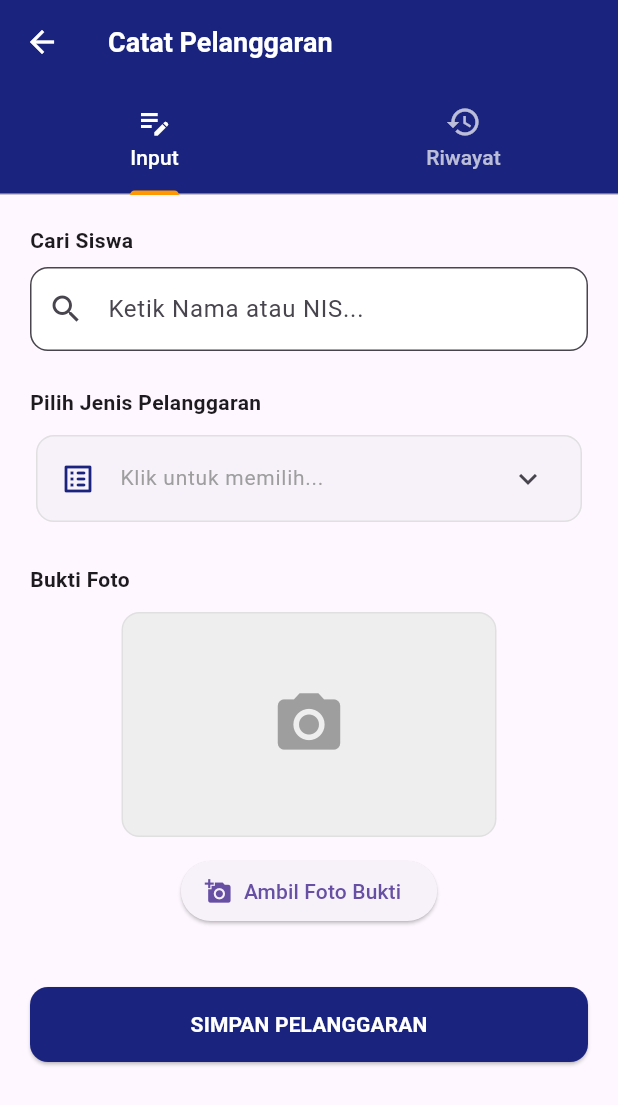
After one commit to sujayaindo/apppelanggaran, a Flutter app: the HalamanInputPelanggaran screen opened directly, after a tap on "SIMPAN PELANGGARAN", on a phone screen of 412 x 824 dp. The commit adds this screen. Shown: the top 1105 px of the screen. Run offline on Flutter 3.47's test engine with Material 3 defaults, Android fonts, the phone set to English and light mode, and no system bars; our stand-ins replace image_picker, shared_preferences; accounts and stored records are empty; network calls fail.

Commit message:
7-2-26 12:00

```diff
--- a/lib/layanan/api_konfig.dart
+++ b/lib/layanan/api_konfig.dart
@@ -7,4 +7,9 @@ class ApiKonfig {
   static const String cekSesi = "$baseUrl/autentikasi/cek_sesi.php";
   static const String logout = "$baseUrl/autentikasi/keluar.php";
   static const String statistikPelanggaran = "$baseUrl/pelanggaran/statistik_pelanggaran.php";
+  static const String cariSiswa = "$baseUrl/pelanggaran/cari_siswa.php";
+  static const String masterPelanggaran = "$baseUrl/pelanggaran/ambil_master_pelanggaran.php";
+  static const String simpanPelanggaran = "$baseUrl/pelanggaran/simpan_pelanggaran.php";
+  static const String riwayatHariIni = "$baseUrl/pelanggaran/ambil_input_hari_ini.php";
+  static const String hapusPelanggaran = "$baseUrl/pelanggaran/hapus_pelanggaran.php";
 }
--- a/lib/layanan/api_servis.dart
+++ b/lib/layanan/api_servis.dart
@@ -14,6 +14,10 @@ class ApiServis {
         body: data,
       ).timeout(const Duration(seconds: 10));
 
+      // TAMPILKAN DI CONSOLE UNTUK DEBUG
+      //print("URL: $url");
+      //print("Body Respon: ${respon.body}");
+
       if (respon.statusCode == 200) {
         final dataRespon = json.decode(respon.body);
 
@@ -29,6 +33,7 @@ class ApiServis {
         return {"status": "error", "pesan": "Server bermasalah (Code: ${respon.statusCode})"};
       }
     } catch (e) {
+      //print("DETAIL ERROR: $e");
       return {"status": "error", "pesan": "Gagal terhubung ke server"};
     }
   }
--- a/lib/main.dart
+++ b/lib/main.dart
@@ -3,6 +3,8 @@ import 'package:provider/provider.dart';
 
 import 'view_model/auth_provider.dart';
 import 'view_model/halaman_utama_provider.dart';
+import 'view_model/input_pelanggaran_provider.dart';
+
 import 'view/halaman_login.dart';
 import 'view/halaman_utama.dart';
 
@@ -14,6 +16,7 @@ void main() {
       providers: [
         ChangeNotifierProvider(create: (_) => AuthProvider()),
         ChangeNotifierProvider(create: (_) => HalamanUtamaProvider()),
+        ChangeNotifierProvider(create: (_) => InputPelanggaranProvider()),
       ],
       child: const AppSekolah(),
     ),
--- /dev/null
+++ b/lib/view/halaman_input_pelanggaran.dart
@@ -0,0 +1,365 @@
+import 'package:flutter/material.dart';
+import 'package:provider/provider.dart';
+import 'dart:io';
+import '../view_model/auth_provider.dart';
+import '../view_model/input_pelanggaran_provider.dart';
+import '../view_model/halaman_utama_provider.dart';
+
+import 'package:flutter/foundation.dart' show kIsWeb; // Tambahkan ini
+
+
+class HalamanInputPelanggaran extends StatefulWidget {
+  const HalamanInputPelanggaran({super.key});
+
+  @override
+  State<HalamanInputPelanggaran> createState() => _HalamanInputPelanggaranState();
+}
+
+class _HalamanInputPelanggaranState extends State<HalamanInputPelanggaran> {
+  final TextEditingController _searchSiswaController = TextEditingController();
+
+  @override
+  void initState() {
+    super.initState();
+    // Menjalankan pengambilan data tepat setelah frame pertama dirender
+    WidgetsBinding.instance.addPostFrameCallback((_) {
+      if (!mounted) return;
+      final token = context.read<AuthProvider>().user?.token ?? "";
+      final prov = context.read<InputPelanggaranProvider>();
+
+      prov.ambilMasterPelanggaran(token);
+      prov.ambilRiwayatHariIni(token);
+    });
+  }
+
+  @override
+  void dispose() {
+    _searchSiswaController.dispose();
+    super.dispose();
+  }
+
+  @override
+  Widget build(BuildContext context) {
+    final auth = context.watch<AuthProvider>();
+    final prov = context.watch<InputPelanggaranProvider>();
+    final token = auth.user?.token ?? "";
+
+    return DefaultTabController(
+      length: 2,
+      child: Scaffold(
+        appBar: AppBar(
+          title: const Text("Catat Pelanggaran", style: TextStyle(fontSize: 18, fontWeight: FontWeight.bold)),
+          backgroundColor: Colors.indigo.shade900,
+          foregroundColor: Colors.white,
+          bottom: const TabBar(
+            labelColor: Colors.white,
+            unselectedLabelColor: Colors.white70,
+            indicatorColor: Colors.orange,
+            tabs: [
+              Tab(icon: Icon(Icons.edit_note), text: "Input"),
+              Tab(icon: Icon(Icons.history), text: "Riwayat"),
+            ],
+          ),
+        ),
+        body: TabBarView(
+          children: [
+            _buildTabInput(prov, token),
+            _buildTabRiwayat(prov, token),
+          ],
+        ),
+      ),
+    );
+  }
+
+  // --- TAB 1: FORM INPUT ---
+  Widget _buildTabInput(InputPelanggaranProvider prov, String token) {
+    return SingleChildScrollView(
+      padding: const EdgeInsets.all(20),
+      child: Column(
+        crossAxisAlignment: CrossAxisAlignment.start,
+        children: [
+          const Text("Cari Siswa", style: TextStyle(fontWeight: FontWeight.bold)),
+          const SizedBox(height: 8),
+          TextField(
+            controller: _searchSiswaController,
+            decoration: InputDecoration(
+              hintText: "Ketik Nama atau NIS...",
+              prefixIcon: const Icon(Icons.search),
+              border: OutlineInputBorder(borderRadius: BorderRadius.circular(12)),
+              filled: true,
+              fillColor: Colors.white,
+            ),
+            onChanged: (val) => prov.cariSiswa(token, val),
+          ),
+
+          // Hasil Pencarian Siswa
+          if (prov.daftarSiswa.isNotEmpty)
+            Container(
+              margin: const EdgeInsets.only(top: 4),
+              decoration: BoxDecoration(
+                color: Colors.white,
+                borderRadius: BorderRadius.circular(12),
+                boxShadow: [BoxShadow(color: Colors.black.withValues(alpha: 0.1), blurRadius: 4)],
+              ),
+              child: ListView.builder(
+                shrinkWrap: true,
+                physics: const NeverScrollableScrollPhysics(),
+                itemCount: prov.daftarSiswa.length,
+                itemBuilder: (context, index) {
+                  final s = prov.daftarSiswa[index];
+                  return ListTile(
+                    title: Text(s['nama'], style: const TextStyle(fontWeight: FontWeight.bold)),
+                    subtitle: Text("${s['nis']} • ${s['nama_kelas']}"),
+                    onTap: () {
+                      prov.pilihSiswa(s);
+                      _searchSiswaController.text = s['nama'];
+                      prov.daftarSiswa.clear();
+                      FocusScope.of(context).unfocus();
+                    },
+                  );
+                },
+              ),
+            ),
+
+          if (prov.siswaTerpilih != null)
+            Padding(
+              padding: const EdgeInsets.only(top: 8.0),
+              child: Text("Terpilih: ${prov.siswaTerpilih!['nama']}",
+                style: const TextStyle(color: Colors.green, fontWeight: FontWeight.bold)),
+            ),
+
+          const SizedBox(height: 24),
+          const Text("Pilih Jenis Pelanggaran", style: TextStyle(fontWeight: FontWeight.bold)),
+          const SizedBox(height: 8),
+
+          // --- COMBO LIST (EXPANSION TILE) ---
+          Card(
+            elevation: 0,
+            shape: RoundedRectangleBorder(
+              side: BorderSide(color: Colors.grey.shade300),
+              borderRadius: BorderRadius.circular(12),
+            ),
+            child: ExpansionTile(
+              leading: Icon(Icons.list_alt_rounded, color: Colors.indigo.shade900),
+              title: Text(
+                prov.selectedPelanggaran.isEmpty
+                    ? "Klik untuk memilih..."
+                    : "${prov.selectedPelanggaran.length} Dipilih",
+                style: TextStyle(
+                  fontSize: 14,
+                  color: prov.selectedPelanggaran.isEmpty ? Colors.grey : Colors.black,
+                ),
+              ),
+              children: [
+                SizedBox(
+                  height: 250, // Tinggi tetap agar bisa di-scroll dalam list
+                  child: prov.loadingMaster
+                      ? const Center(child: CircularProgressIndicator())
+                      : ListView.builder(
+                          itemCount: prov.masterPelanggaran.length,
+                          itemBuilder: (context, index) {
+                            final item = prov.masterPelanggaran[index];
+                            final bool isChecked = prov.selectedPelanggaran.contains(item['id']);
+                            return CheckboxListTile(
+                              activeColor: Colors.indigo.shade900,
+                              title: Text(item['nama_pelanggaran'], style: const TextStyle(fontSize: 13)),
+                              subtitle: Text("${item['kategori']} • ${item['poin']} Poin", style: const TextStyle(fontSize: 11)),
+                              value: isChecked,
+                              onChanged: (bool? value) => prov.togglePelanggaran(item['id']),
+                            );
+                          },
+                        ),
+                ),
+              ],
+            ),
+          ),
+
+          const SizedBox(height: 24),
+          const Text("Bukti Foto", style: TextStyle(fontWeight: FontWeight.bold)),
+          const SizedBox(height: 12),
+
+          Center(
+            child: Column(
+              children: [
+                if (prov.fotoBukti != null)
+                  ClipRRect(
+                    borderRadius: BorderRadius.circular(12),
+                    child: kIsWeb
+                      ? Image.network(
+                          prov.fotoBukti!.path, // Di Web, path berisi blob URL yang bisa dibaca Image.network
+                          height: 150,
+                          width: 250,
+                          fit: BoxFit.cover
+                        )
+                      : Image.file(
+                          File(prov.fotoBukti!.path),
+                          height: 150,
+                          width: 250,
+                          fit: BoxFit.cover
+                        ),
+                  )
+                else
+                  Container(
+                    height: 150, width: 250,
+                    decoration: BoxDecoration(
+                      color: Colors.grey.shade200,
+                      borderRadius: BorderRadius.circular(12),
+                      border: Border.all(color: Colors.grey.shade300)
+                    ),
+                    child: const Icon(Icons.camera_alt, size: 50, color: Colors.grey),
+                  ),
+                const SizedBox(height: 12),
+                ElevatedButton.icon(
+                  onPressed: () => _pilihSumberFoto(context, prov),
+                  icon: const Icon(Icons.add_a_photo),
+                  label: const Text("Ambil Foto Bukti"),
+                ),
+              ],
+            ),
+          ),
+
+          const SizedBox(height: 40),
+          SizedBox(
+            width: double.infinity,
+            height: 50,
+            child: ElevatedButton(
+              style: ElevatedButton.styleFrom(
+                backgroundColor: Colors.indigo.shade900,
+                foregroundColor: Colors.white,
+                shape: RoundedRectangleBorder(borderRadius: BorderRadius.circular(12)),
+              ),
+              onPressed: prov.isSaving ? null : () async {
+                // 1. Jalankan fungsi asinkron
+                final sukses = await prov.simpanPelanggaran(token);
+
+                // 2. Gunakan 'mounted' (milik State), bukan 'context.mounted'
+                // Letakkan tepat di bawah await secara mandiri
+                if (!mounted) return;
+
+                // 3. Logika UI setelah dipastikan masih terpasang
+                if (sukses) {
+                  context.read<HalamanUtamaProvider>().ambilStatistik(token);
+                  ScaffoldMessenger.of(context).showSnackBar(
+                    const SnackBar(content: Text("Data berhasil disimpan!"))
+                  );
+                  _searchSiswaController.clear();
+                }
+              },
+              child: prov.isSaving
+                ? const CircularProgressIndicator(color: Colors.white)
+                : const Text("SIMPAN PELANGGARAN", style: TextStyle(fontWeight: FontWeight.bold)),
+            ),
+          ),
+        ],
+      ),
+    );
+  }
+
+  // --- TAB 2: RIWAYAT HARI INI ---
+  Widget _buildTabRiwayat(InputPelanggaranProvider prov, String token) {
+    if (prov.loadingRiwayat) return const Center(child: CircularProgressIndicator());
+    if (prov.riwayatHariIni.isEmpty) return const Center(child: Text("Belum ada catatan hari ini."));
+
+    return ListView.builder(
+      padding: const EdgeInsets.all(12),
+      itemCount: prov.riwayatHariIni.length,
+      itemBuilder: (context, index) {
+        final item = prov.riwayatHariIni[index];
+        return Card(
+          child: ListTile(
+            leading: const CircleAvatar(child: Icon(Icons.person)),
+            title: Text(item['nama_siswa'], style: const TextStyle(fontWeight: FontWeight.bold)),
+            subtitle: Text(item['nama_pelanggaran']),
+            trailing: Row(
+              mainAxisSize: MainAxisSize.min,
+              children: [
+                if (item['url_bukti_foto'] != null && item['url_bukti_foto'] != "")
+                  IconButton(
+                    icon: const Icon(Icons.image, color: Colors.blue),
+                    onPressed: () => _lihatFoto(context, item['url_bukti_foto']),
+                  ),
+                IconButton(
+                  icon: const Icon(Icons.delete, color: Colors.red),
+                  onPressed: () => _konfirmasiHapus(context, prov, token, item['id'].toString()),
+                ),
+              ],
+            ),
+          ),
+        );
+      },
+    );
+  }
+
+  // --- FUNGSI HELPER ---
+  void _pilihSumberFoto(BuildContext context, InputPelanggaranProvider prov) {
+    showModalBottomSheet(
+      context: context,
+      builder: (_) => SafeArea(
+        child: Wrap(
+          children: [
+            ListTile(leading: const Icon(Icons.camera), title: const Text("Kamera"), onTap: () { Navigator.pop(context); prov.ambilFoto(true); }),
+            ListTile(leading: const Icon(Icons.photo_library), title: const Text("Galeri"), onTap: () { Navigator.pop(context); prov.ambilFoto(false); }),
+          ],
+        ),
+      ),
+    );
+  }
+
+  void _lihatFoto(BuildContext context, String fileId) {
+    showDialog(
+      context: context,
+      builder: (_) => Dialog(
+        child: Column(
+          mainAxisSize: MainAxisSize.min,
+          children: [
+            AppBar(
+              title: const Text("Bukti Foto"),
+              automaticallyImplyLeading: false,
+              backgroundColor: Colors.indigo.shade900,
+              foregroundColor: Colors.white,
+              actions: [
+                IconButton(
+                  icon: const Icon(Icons.close),
+                  onPressed: () => Navigator.pop(context)
+                )
+              ],
+            ),
+            // Menggunakan loadingBuilder sebagai pengganti placeholder
+            Image.network(
+              "https://drive.google.com/thumbnail?id=$fileId&sz=w1000",
+              loadingBuilder: (BuildContext context, Widget child, ImageChunkEvent? loadingProgress) {
+                if (loadingProgress == null) return child; // Foto selesai dimuat
+                return const Padding(
+                  padding: EdgeInsets.all(50),
+                  child: Center(child: CircularProgressIndicator()),
+                );
+              },
+              errorBuilder: (context, error, stackTrace) => const Padding(
+                padding: EdgeInsets.all(20),
+                child: Center(child: Text("Foto tidak tersedia")),
+              ),
+            ),
+          ],
+        ),
+      ),
+    );
+  }
+
+  void _konfirmasiHapus(BuildContext context, InputPelanggaranProvider prov, String token, String id) {
+    showDialog(
+      context: context,
+      builder: (ctx) => AlertDialog(
+        title: const Text("Hapus Data?"),
+        content: const Text("Tindakan ini tidak dapat dibatalkan."),
+        actions: [
+          TextButton(onPressed: () => Navigator.pop(ctx), child: const Text("Batal")),
+          TextButton(onPressed: () async {
+            final nav = Navigator.of(ctx);
+            await prov.hapusPelanggaran(token, id);
+            nav.pop();
+          }, child: const Text("Hapus", style: TextStyle(color: Colors.red))),
+        ],
+      ),
+    );
+  }
+}
--- a/lib/view_model/halaman_utama_provider.dart
+++ b/lib/view_model/halaman_utama_provider.dart
@@ -13,6 +13,7 @@ class HalamanUtamaProvider with ChangeNotifier {
   final ApiServis _apiServis = ApiServis();
 
   Future<void> ambilStatistik(String token) async {
+
     _loadingStatistik = true;
     notifyListeners();
 
--- /dev/null
+++ b/lib/view_model/input_pelanggaran_provider.dart
@@ -0,0 +1,195 @@
+import 'package:flutter/material.dart';
+import 'package:image_picker/image_picker.dart';
+import '../layanan/api_servis.dart';
+import '../layanan/api_konfig.dart';
+import 'dart:async';
+import 'package:http/http.dart' as http;
+import 'dart:convert';
+import 'dart:typed_data';
+import 'package:flutter/foundation.dart' show kIsWeb;
+
+class InputPelanggaranProvider with ChangeNotifier {
+  final ApiServis _apiServis = ApiServis();
+  final ImagePicker _picker = ImagePicker();
+  Timer? _debounce;
+
+  // --- STATE VARIABLES ---
+  List<dynamic> _masterPelanggaran = [];
+  List<dynamic> _daftarSiswa = [];
+  List<dynamic> _riwayatHariIni = [];
+  final List<int> _selectedPelanggaran = [];
+
+  Map<String, dynamic>? _siswaTerpilih;
+  XFile? _fotoBukti;
+  Uint8List? _webImage; // Menyimpan bytes foto untuk Web
+
+  bool _loadingMaster = false;
+  bool _loadingRiwayat = false;
+  bool _isSaving = false;
+
+  // --- GETTERS ---
+  List<dynamic> get masterPelanggaran => _masterPelanggaran;
+  List<dynamic> get daftarSiswa => _daftarSiswa;
+  List<dynamic> get riwayatHariIni => _riwayatHariIni;
+  List<int> get selectedPelanggaran => _selectedPelanggaran;
+  Map<String, dynamic>? get siswaTerpilih => _siswaTerpilih;
+  XFile? get fotoBukti => _fotoBukti;
+  Uint8List? get webImage => _webImage; // Digunakan di UI (Image.memory)
+
+  bool get loadingMaster => _loadingMaster;
+  bool get loadingRiwayat => _loadingRiwayat;
+  bool get isSaving => _isSaving;
+
+  // --- LOGIKA UI ---
+
+  void togglePelanggaran(int id) {
+    if (_selectedPelanggaran.contains(id)) {
+      _selectedPelanggaran.remove(id);
+    } else {
+      _selectedPelanggaran.add(id);
+    }
+    notifyListeners();
+  }
+
+  void pilihSiswa(Map<String, dynamic> siswa) {
+    _siswaTerpilih = siswa;
+    notifyListeners();
+  }
+
+  Future<void> ambilFoto(bool dariKamera) async {
+    final XFile? image = await _picker.pickImage(
+      source: dariKamera ? ImageSource.camera : ImageSource.gallery,
+      imageQuality: 50,
+    );
+
+    if (image != null) {
+      _fotoBukti = image;
+
+      // PERBAIKAN: Isi _webImage jika di Web agar preview muncul
+      if (kIsWeb) {
+        _webImage = await image.readAsBytes();
+      }
+
+      notifyListeners();
+    }
+  }
+
+  // --- API CALLS ---
+
+  Future<void> ambilMasterPelanggaran(String token) async {
+    _loadingMaster = true;
+    notifyListeners();
+    try {
+      final hasil = await _apiServis.kirimPermintaan(ApiKonfig.masterPelanggaran, {'token': token});
+      if (hasil['status'] == 'sukses') {
+        _masterPelanggaran = hasil['data'];
+      }
+    } finally {
+      _loadingMaster = false;
+      notifyListeners();
+    }
+  }
+
+  Future<void> cariSiswa(String token, String keyword) async {
+    if (_debounce?.isActive ?? false) _debounce!.cancel();
+
+    _debounce = Timer(const Duration(milliseconds: 500), () async {
+      if (keyword.trim().isEmpty) {
+        _daftarSiswa.clear();
+        notifyListeners();
+        return;
+      }
+
+      if (keyword.length < 3) return;
+
+      try {
+        final hasil = await _apiServis.kirimPermintaan(ApiKonfig.cariSiswa, {
+          'token': token,
+          'keyword': keyword
+        });
+
+        if (hasil['status'] == 'sukses') {
+          _daftarSiswa = hasil['data'];
+          notifyListeners();
+        }
+      } catch (e) {
+        debugPrint("Error cariSiswa: $e");
+      }
+    });
+  }
+
+  Future<void> ambilRiwayatHariIni(String token) async {
+    _loadingRiwayat = true;
+    notifyListeners();
+    try {
+      final hasil = await _apiServis.kirimPermintaan(ApiKonfig.riwayatHariIni, {'token': token});
+      if (hasil['status'] == 'sukses') {
+        _riwayatHariIni = hasil['data'];
+      }
+    } finally {
+      _loadingRiwayat = false;
+      notifyListeners();
+    }
+  }
+
+  Future<bool> simpanPelanggaran(String token) async {
+    if (_siswaTerpilih == null || _selectedPelanggaran.isEmpty) return false;
+
+    _isSaving = true;
+    notifyListeners();
+
+    try {
+      var uri = Uri.parse(ApiKonfig.simpanPelanggaran);
+      var request = http.MultipartRequest('POST', uri);
+
+      request.fields['token'] = token;
+      request.fields['siswa_kelas_id'] = _siswaTerpilih!['siswa_kelas_id'].toString();
+      request.fields['pelanggaran_ids'] = _selectedPelanggaran.join(',');
+      request.fields['keterangan'] = "Dicatat via Mobile";
+
+      if (_fotoBukti != null) {
+        if (kIsWeb) {
+          final bytes = await _fotoBukti!.readAsBytes();
+          request.files.add(http.MultipartFile.fromBytes(
+            'foto',
+            bytes,
+            filename: 'pelanggaran.jpg'
+          ));
+        } else {
+          request.files.add(await http.MultipartFile.fromPath('foto', _fotoBukti!.path));
+        }
+      }
+
+      var streamedResponse = await request.send();
+      var response = await http.Response.fromStream(streamedResponse);
+
+      final hasil = json.decode(response.body);
+
+      if (hasil['status'] == 'sukses') {
+        _selectedPelanggaran.clear();
+        _siswaTerpilih = null;
+        _fotoBukti = null;
+        _webImage = null; // Reset pratinjau foto
+        ambilRiwayatHariIni(token);
+        return true;
+      }
+      return false;
+    } catch (e) {
+      debugPrint("Error simpanPelanggaran: $e");
+      return false;
+    } finally {
+      _isSaving = false;
+      notifyListeners();
+    }
+  }
+
+  Future<void> hapusPelanggaran(String token, String id) async {
+    final hasil = await _apiServis.kirimPermintaan(ApiKonfig.hapusPelanggaran, {
+      'token': token,
+      'id': id
+    });
+    if (hasil['status'] == 'sukses') {
+      ambilRiwayatHariIni(token);
+    }
+  }
+}
--- a/pubspec.yaml
+++ b/pubspec.yaml
@@ -12,6 +12,7 @@ dependencies:
   provider: ^6.1.1       # Untuk State Management (ViewModel)
   http: ^1.2.0           # Untuk komunikasi dengan API PHP
   shared_preferences: ^2.2.2  # Untuk fitur "Ingat Saya" (menyimpan token)
+  image_picker: ^1.0.7
 
 dev_dependencies:
   flutter_test:
```
Also changed, not shown: lib/view/halaman_utama.dart (+68 -33 lines), pubspec.lock, 7 other files.
